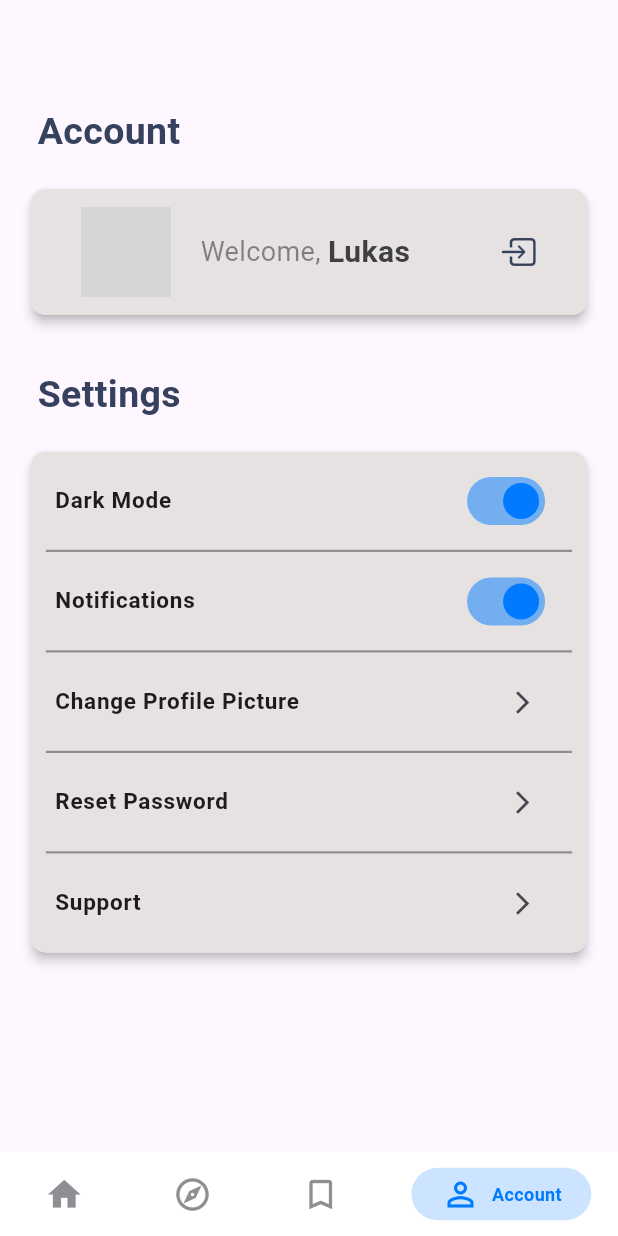
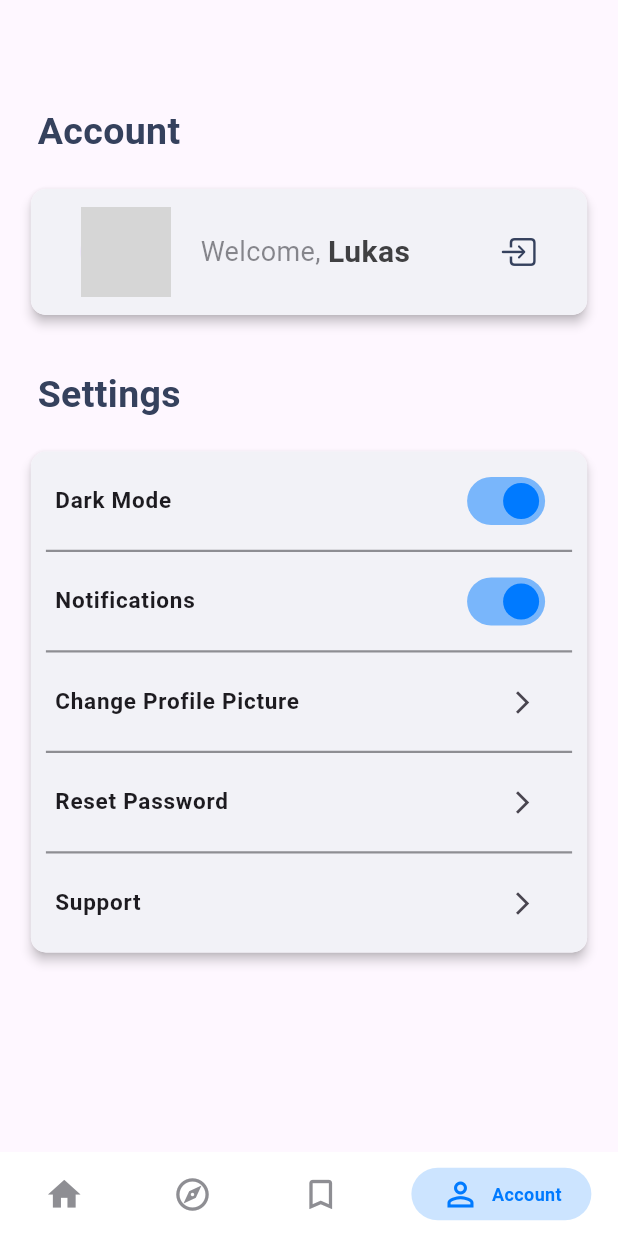
Before and after one commit to L4XB/movissance_movie_discovery, a Flutter app: the screen it shows after launch, item 4 of the bottom bar chosen, on a phone screen of 412 x 824 dp. Run offline on Flutter 3.47's test engine with Material 3 defaults, Android fonts, the phone set to English and light mode, and no system bars; drawn by our look-alikes of persistent_bottom_nav_bar; our stand-ins replace auto_size_text, bloc, dio, flutter_bloc, lottie, shared_preferences and 1 more; network calls fail; grey boxes are pictures that could not be loaded.

Commit message:
core: some little design adjustments on the settings screen

```diff
--- a/lib/src/features/profile/presentation/widgtes/account_bar.dart
+++ b/lib/src/features/profile/presentation/widgtes/account_bar.dart
@@ -15,7 +15,7 @@ class AccountBar extends StatelessWidget {
         child: Container(
           width: size.width * 0.90,
           decoration: BoxDecoration(
-            color: const Color.fromARGB(255, 230, 226, 226),
+            color: CupertinoColors.systemGrey6,
             borderRadius: BorderRadius.circular(10),
           ),
           child: Padding(
--- a/lib/src/features/profile/presentation/widgtes/settings_section.dart
+++ b/lib/src/features/profile/presentation/widgtes/settings_section.dart
@@ -13,7 +13,7 @@ class SettingsSection extends StatelessWidget {
         borderRadius: BorderRadius.circular(10),
         child: Container(
           decoration: BoxDecoration(
-            color: const Color.fromARGB(255, 230, 226, 226),
+            color: CupertinoColors.systemGrey6,
             borderRadius: BorderRadius.circular(10),
           ),
           width: size.width * 0.9,
```
